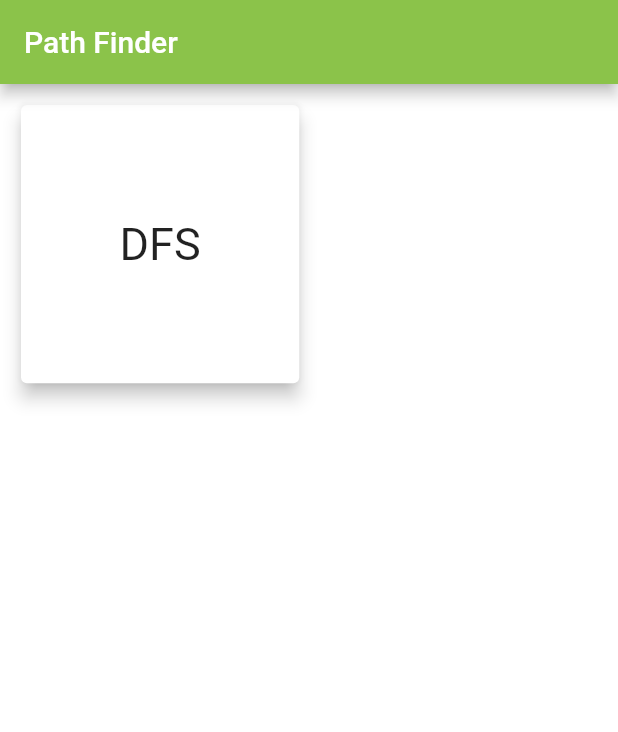
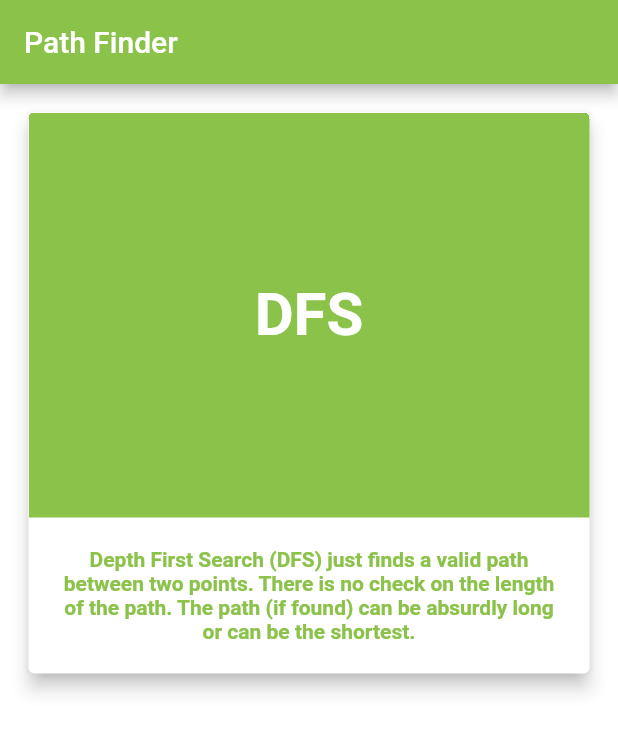
Before and after one commit to 2208Abhinav/path_finder, a Flutter app: the screen it shows after launch, on a phone screen of 412 x 824 dp. Shown: the top 732 px of the screen. Run offline on Flutter 3.47's test engine with Material 2 defaults, Android fonts, the phone set to English and light mode, and no system bars.

Commit message:
screens/home: Change style.

```diff
--- a/lib/screens/home/home_screen.dart
+++ b/lib/screens/home/home_screen.dart
@@ -15,20 +15,48 @@ class HomeScreen extends StatelessWidget {
       ),
       body: SafeArea(
         child: GridView.count(
-          crossAxisCount: 2,
+          crossAxisCount: 1,
           mainAxisSpacing: 10,
-          padding: EdgeInsets.all(10),
+          padding: EdgeInsets.all(15),
           crossAxisSpacing: 5,
           children: <Widget>[
             GestureDetector(
               child: Card(
-                child: Center(
-                  child: Text(
-                    'DFS',
-                    style: TextStyle(
-                      fontSize: 30,
+                clipBehavior: Clip.hardEdge,
+                child: Column(
+                  mainAxisAlignment: MainAxisAlignment.spaceBetween,
+                  children: <Widget>[
+                    Expanded(
+                      child: Container(
+                        width: double.infinity,
+                        alignment: Alignment.center,
+                        color: Colors.lightGreen,
+                        child: Text(
+                          'DFS',
+                          style: TextStyle(
+                            fontSize: 40,
+                            color: Colors.white,
+                            fontWeight: FontWeight.bold,
+                          ),
+                        ),
+                      ),
                     ),
-                  ),
+                    Container(
+                      alignment: Alignment.center,
+                      padding: EdgeInsets.all(20),
+                      child: Text(
+                        'Depth First Search (DFS) just finds a valid path between two points. '
+                        'There is no check on the length of the path. The path (if found) can be '
+                        'absurdly long or can be the shortest.',
+                        textAlign: TextAlign.center,
+                        style: TextStyle(
+                          color: Colors.lightGreen,
+                          fontWeight: FontWeight.w600,
+                          fontSize: 14,
+                        ),
+                      ),
+                    )
+                  ],
                 ),
                 elevation: 5,
               ),
```
